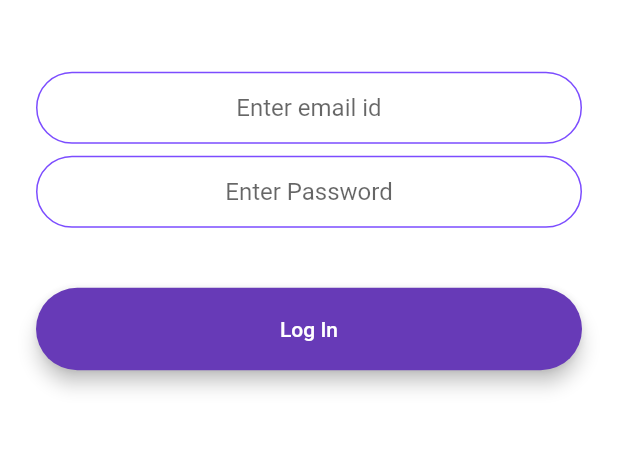
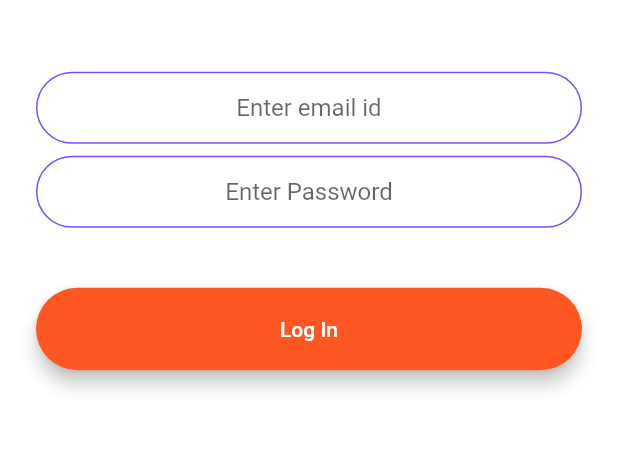
Before and after one commit to Coding-Club-IITG/Git-Workshop-flutter, a Flutter app: the screen it shows after launch, after a tap on "Log In", on a phone screen of 412 x 824 dp, the part 571-1023 px from its top. Run offline on Flutter 3.47's test engine with Material 2 defaults, Android fonts, the phone set to English and light mode, and no system bars; our stand-ins replace animated_text_kit, cloud_firestore, firebase_auth, firebase_core, modal_progress_hud; accounts and stored records are empty.

Commit message:
Update login_screen.dart

```diff
--- a/lib/screens/login_screen.dart
+++ b/lib/screens/login_screen.dart
@@ -66,7 +66,7 @@ class _LoginScreenState extends State<LoginScreen> {
                   height: 24.0,
                 ),
                 RoundedButton(
-                    color: Colors.deepPurple,
+                    color: Colors.deepOrange,
                     text: 'Log In',
                     onPressed: () async {
                       setState(() {
```
